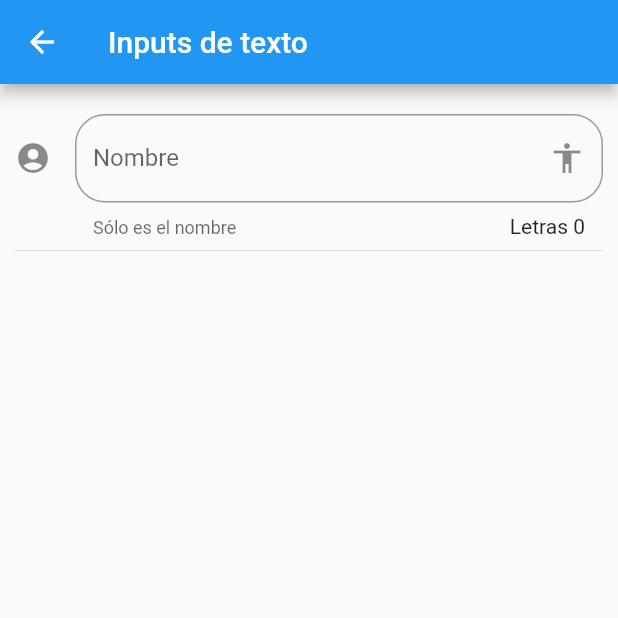
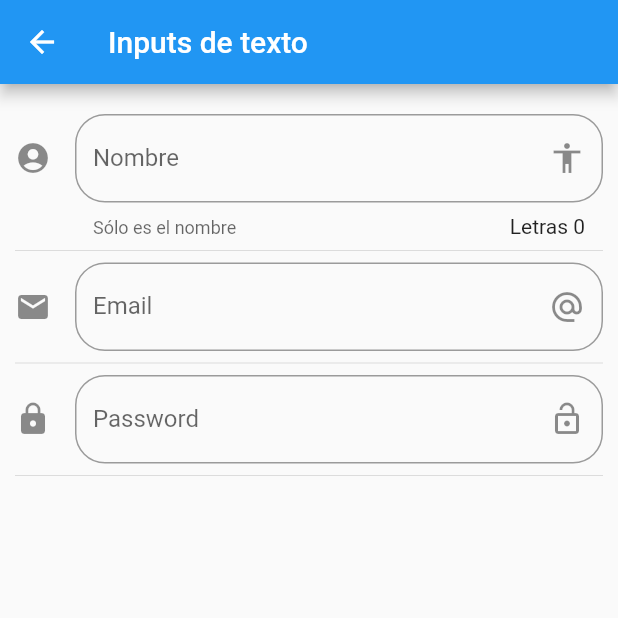
Before and after one commit to SimbakSmart/Begin, a Flutter app: the InputPage screen opened by its route, on a phone screen of 412 x 824 dp, the top half of it. Run offline on Flutter 3.47's test engine with Material 2 defaults, Android fonts, the phone set to English and light mode, and no system bars.

Commit message:
24. Email y Password fields

```diff
--- a/flutter_components/lib/src/pages/input_page.dart
+++ b/flutter_components/lib/src/pages/input_page.dart
@@ -45,6 +45,10 @@ class _InputPageState extends State<InputPage> {
         children: [
           _crearInput(),
           Divider(),
+          _crearEmail(),
+          Divider(),
+          _crearPassword(),
+          Divider(),
         ],
       ),
     );
@@ -75,4 +79,46 @@ class _InputPageState extends State<InputPage> {
     );
 
   }
+
+
+  Widget _crearEmail() {
+
+    return TextField(
+        keyboardType: TextInputType.emailAddress,
+        decoration: InputDecoration(
+            border: OutlineInputBorder(
+                borderRadius: BorderRadius.circular(20.0)
+            ),
+            hintText: 'Email',
+            labelText: 'Email',
+            suffixIcon: Icon( Icons.alternate_email ),
+            icon: Icon( Icons.email )
+        ),
+        onChanged: (valor) =>setState(() {
+          _email = valor;
+        })
+    );
+
+  }
+
+  Widget _crearPassword(){
+
+    return TextField(
+        obscureText: true,
+        decoration: InputDecoration(
+            border: OutlineInputBorder(
+                borderRadius: BorderRadius.circular(20.0)
+            ),
+            hintText: 'Password',
+            labelText: 'Password',
+            suffixIcon: Icon( Icons.lock_open ),
+            icon: Icon( Icons.lock )
+        ),
+        onChanged: (valor) =>setState(() {
+          _email = valor;
+        })
+    );
+
+  }
+
 }
```
